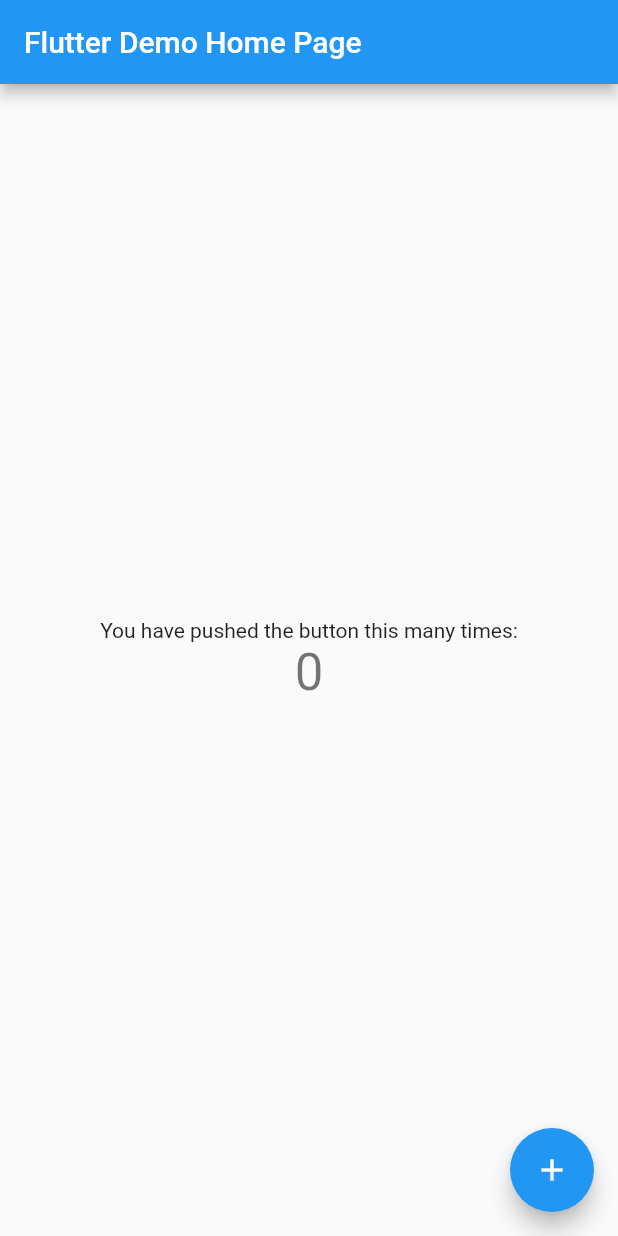
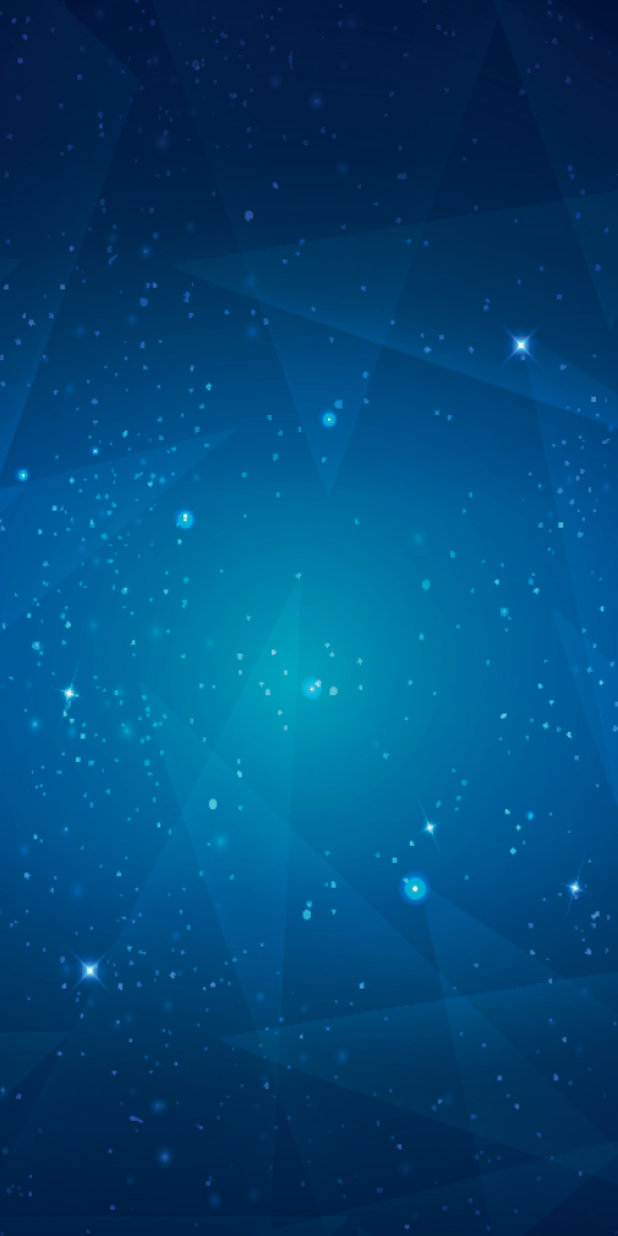
Before and after one commit to sanjay-namdeo/destiny_flutter_app, a Flutter app: the screen it shows after launch, on a phone screen of 412 x 824 dp. Run offline on Flutter 3.47's test engine with Material 2 defaults, Android fonts, the phone set to English and light mode, and no system bars.

Commit message:
Page setup

```diff
--- a/lib/main.dart
+++ b/lib/main.dart
@@ -7,105 +7,31 @@ class MyApp extends StatelessWidget {
   @override
   Widget build(BuildContext context) {
     return MaterialApp(
-      title: 'Flutter Demo',
-      theme: ThemeData(
-        // This is the theme of your application.
-        //
-        // Try running your application with "flutter run". You'll see the
-        // application has a blue toolbar. Then, without quitting the app, try
-        // changing the primarySwatch below to Colors.green and then invoke
-        // "hot reload" (press "r" in the console where you ran "flutter run",
-        // or simply save your changes to "hot reload" in a Flutter IDE).
-        // Notice that the counter didn't reset back to zero; the application
-        // is not restarted.
-        primarySwatch: Colors.blue,
-      ),
-      home: MyHomePage(title: 'Flutter Demo Home Page'),
+      title: 'Destini',
+      home: Scaffold(body: DestiniPage()),
     );
   }
 }
 
-class MyHomePage extends StatefulWidget {
-  MyHomePage({Key key, this.title}) : super(key: key);
-
-  // This widget is the home page of your application. It is stateful, meaning
-  // that it has a State object (defined below) that contains fields that affect
-  // how it looks.
-
-  // This class is the configuration for the state. It holds the values (in this
-  // case the title) provided by the parent (in this case the App widget) and
-  // used by the build method of the State. Fields in a Widget subclass are
-  // always marked "final".
-
-  final String title;
-
+class DestiniPage extends StatefulWidget {
   @override
-  _MyHomePageState createState() => _MyHomePageState();
+  _DestiniPageState createState() => _DestiniPageState();
 }
 
-class _MyHomePageState extends State<MyHomePage> {
-  int _counter = 0;
-
-  void _incrementCounter() {
-    setState(() {
-      // This call to setState tells the Flutter framework that something has
-      // changed in this State, which causes it to rerun the build method below
-      // so that the display can reflect the updated values. If we changed
-      // _counter without calling setState(), then the build method would not be
-      // called again, and so nothing would appear to happen.
-      _counter++;
-    });
-  }
-
+class _DestiniPageState extends State<DestiniPage> {
   @override
   Widget build(BuildContext context) {
-    // This method is rerun every time setState is called, for instance as done
-    // by the _incrementCounter method above.
-    //
-    // The Flutter framework has been optimized to make rerunning build methods
-    // fast, so that you can just rebuild anything that needs updating rather
-    // than having to individually change instances of widgets.
-    return Scaffold(
-      appBar: AppBar(
-        // Here we take the value from the MyHomePage object that was created by
-        // the App.build method, and use it to set our appbar title.
-        title: Text(widget.title),
-      ),
-      body: Center(
-        // Center is a layout widget. It takes a single child and positions it
-        // in the middle of the parent.
-        child: Column(
-          // Column is also layout widget. It takes a list of children and
-          // arranges them vertically. By default, it sizes itself to fit its
-          // children horizontally, and tries to be as tall as its parent.
-          //
-          // Invoke "debug painting" (press "p" in the console, choose the
-          // "Toggle Debug Paint" action from the Flutter Inspector in Android
-          // Studio, or the "Toggle Debug Paint" command in Visual Studio Code)
-          // to see the wireframe for each widget.
-          //
-          // Column has various properties to control how it sizes itself and
-          // how it positions its children. Here we use mainAxisAlignment to
-          // center the children vertically; the main axis here is the vertical
-          // axis because Columns are vertical (the cross axis would be
-          // horizontal).
-          mainAxisAlignment: MainAxisAlignment.center,
-          children: <Widget>[
-            Text(
-              'You have pushed the button this many times:',
-            ),
-            Text(
-              '$_counter',
-              style: Theme.of(context).textTheme.display1,
-            ),
-          ],
+    return Container(
+      decoration: BoxDecoration(
+        image: DecorationImage(
+          image: AssetImage('images/background.png'),
+          fit: BoxFit.fill,
         ),
       ),
-      floatingActionButton: FloatingActionButton(
-        onPressed: _incrementCounter,
-        tooltip: 'Increment',
-        child: Icon(Icons.add),
-      ), // This trailing comma makes auto-formatting nicer for build methods.
+      constraints: BoxConstraints.expand(),
+      child: Column(
+        children: <Widget>[],
+      ),
     );
   }
 }
--- a/pubspec.yaml
+++ b/pubspec.yaml
@@ -41,8 +41,8 @@ flutter:
   uses-material-design: true
 
   # To add assets to your application, add an assets section, like this:
-  # assets:
-  #  - images/a_dot_burr.jpeg
+  assets:
+   - images/
   #  - images/a_dot_ham.jpeg
 
   # An image asset can refer to one or more resolution-specific "variants", see
```
Also changed, not shown: images/background.png (added).
